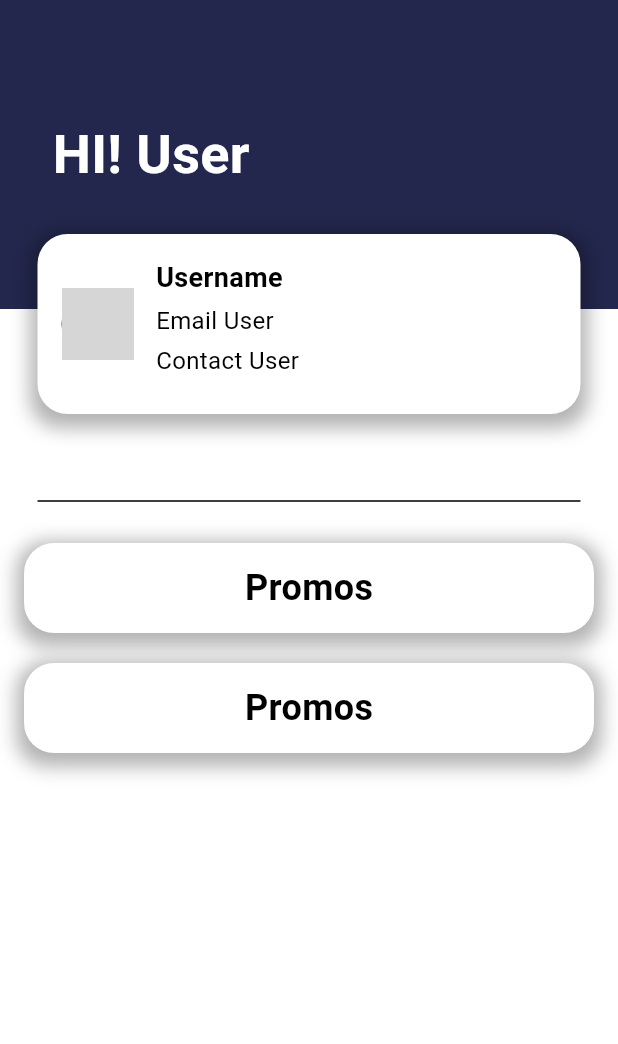
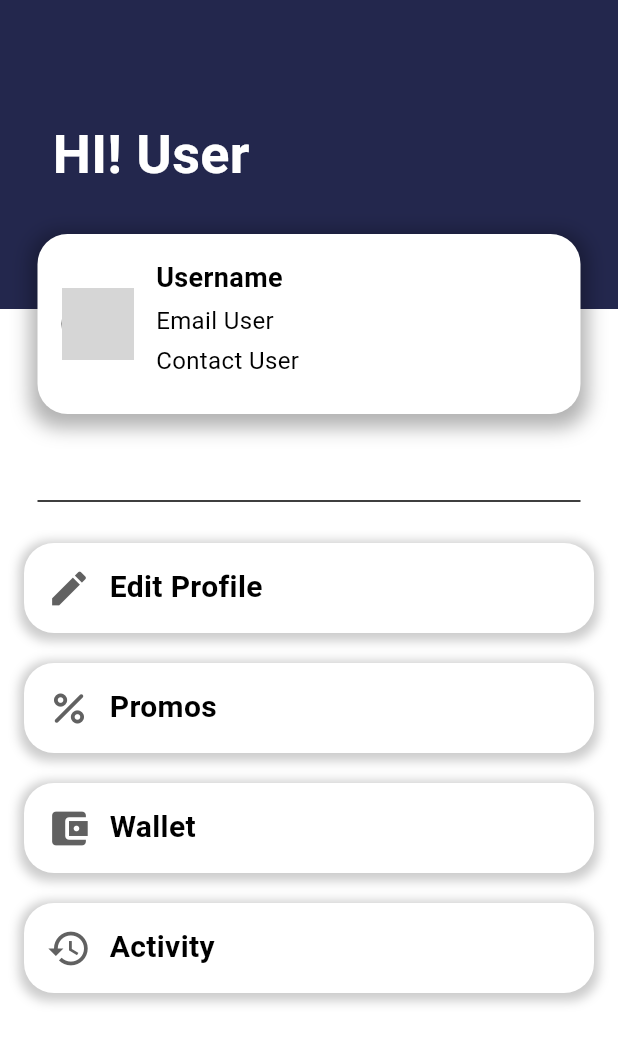
Before and after one commit to HengkyLaurencio/GoDec, a Flutter app: the Profile screen opened by its route, on a phone screen of 412 x 824 dp. Shown: the top 1044 px of the screen. Run offline on Flutter 3.47's test engine with Material 3 defaults, Android fonts, the phone set to English and light mode, and no system bars; our stand-ins replace go_router; network calls fail; grey boxes are pictures that could not be loaded.

Commit message:
update all

```diff
--- a/lib/core/widget/main_header.dart
+++ b/lib/core/widget/main_header.dart
@@ -1,4 +1,5 @@
 import 'package:flutter/material.dart';
+import 'package:go_router/go_router.dart';
 
 class MainHeader extends StatelessWidget {
   final String title;
@@ -32,7 +33,7 @@ class MainHeader extends StatelessWidget {
           ),
           GestureDetector(
             onTap: () {
-              print('Profile picture tapped!');
+              context.push('/profile');
             },
             child: const CircleAvatar(
               radius: 24,
--- a/lib/features/home/presentation/widget/home_app_bar.dart
+++ b/lib/features/home/presentation/widget/home_app_bar.dart
@@ -1,4 +1,5 @@
 import 'package:flutter/material.dart';
+import 'package:go_router/go_router.dart';
 
 class HomeAppBar extends StatelessWidget {
   const HomeAppBar({super.key});
@@ -31,7 +32,7 @@ class HomeAppBar extends StatelessWidget {
               ),
               GestureDetector(
                 onTap: () {
-                  print('Profile picture tapped!');
+                  context.push('/profile');
                 },
                 child: const CircleAvatar(
                   radius: 24,
--- a/lib/features/profile/profile.dart
+++ b/lib/features/profile/profile.dart
@@ -117,13 +117,32 @@ class Profile extends StatelessWidget {
 
             const SizedBox(height: 20),
             const HistoryCard(
-              tulisan: 'Promos',
+              tulisan: 'Edit Profile',
+              targetscreen: '/home',
+              icons: Icons.edit,
             ),
 
             const SizedBox(height: 20),
             const HistoryCard(
               tulisan: 'Promos',
+              targetscreen: '/promo',
+              icons: Icons.percent_rounded,
             ),
+
+            const SizedBox(height: 20),
+            const HistoryCard(
+              tulisan: 'Wallet',
+              targetscreen: '/wallet',
+              icons: Icons.account_balance_wallet,
+            ),
+
+            const SizedBox(height: 20),
+            const HistoryCard(
+              tulisan: 'Activity',
+              targetscreen: '/activity',
+              icons: Icons.history,
+            ),
+
 
           ],
         ),
--- a/lib/features/profile/widget/history_card.dart
+++ b/lib/features/profile/widget/history_card.dart
@@ -3,10 +3,14 @@ import 'package:go_router/go_router.dart';
 
 class HistoryCard extends StatelessWidget {
   final String tulisan;
+  final String targetscreen;
+  final IconData icons;
 
   const HistoryCard({
     super.key,
     required this.tulisan,
+    required this.targetscreen,
+    required this.icons,
   });
 
   @override
@@ -15,7 +19,7 @@ super.key,
       padding: const EdgeInsets.symmetric(horizontal: 16),
       child: InkWell(
         onTap: () {
-          context.push('/promo');
+          context.push(targetscreen);
         },
         child: Container(
           width: double.infinity,
@@ -25,21 +29,28 @@ super.key,
             borderRadius: BorderRadius.circular(20),
             boxShadow: [
               BoxShadow(
-                color: Colors.black.withOpacity(0.3),
-                spreadRadius: 5,
-                blurRadius: 10,
-                offset: const Offset(0, 4),
+                color: Colors.black.withOpacity(0.2),
+                spreadRadius: 3,
+                blurRadius: 5,
+                offset: const Offset(0, 2),
               ),
             ],
           ),
-          child: Center(
-            child: Column(
-              mainAxisAlignment: MainAxisAlignment.center,
+          child:Padding(
+            padding: const EdgeInsets.all(15),
+            child: Row(
+              crossAxisAlignment: CrossAxisAlignment.start,
                 children: [
+                  Icon(
+                    icons,
+                    size: 30,
+                    color: Colors.grey[700],
+                  ),
+                  const SizedBox(width: 12,),
                   Text(
                     tulisan,
                     style: const TextStyle(
-                    fontSize: 24,
+                      fontSize: 20,
                       fontWeight: FontWeight.bold,
                       color: Colors.black,
                     ),
@@ -49,6 +60,7 @@ super.key,
           ),
           ),
         ),
+
     );
   }
 }
--- a/lib/features/wallet/presentation/widget/transaction_history.dart
+++ b/lib/features/wallet/presentation/widget/transaction_history.dart
@@ -1,5 +1,5 @@
 import 'package:flutter/material.dart';
-import 'package:godec/features/wallet/presentation/page/widget/transaction_item';
+import 'package:godec/features/wallet/presentation/widget/transaction_item.dart';
 
 class TransactionHistory extends StatelessWidget {
   final int itemCount;
```
Also changed, not shown: lib/main.dart (line endings or trailing spaces). Lines whose indentation alone changed are shown as unchanged.
